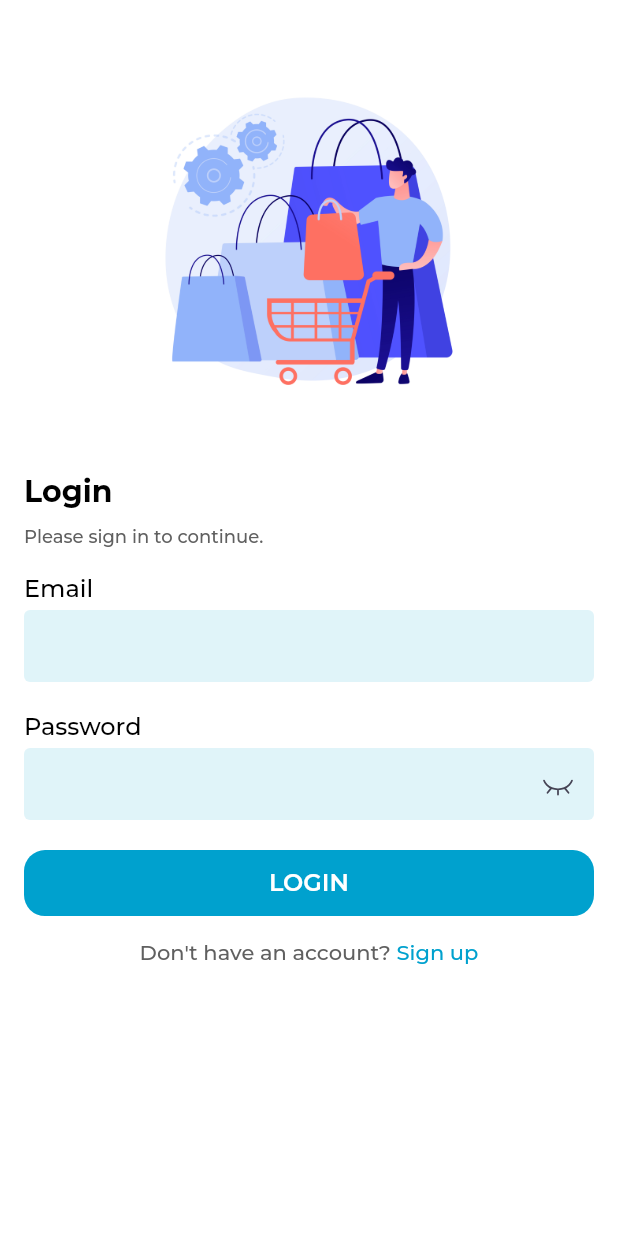
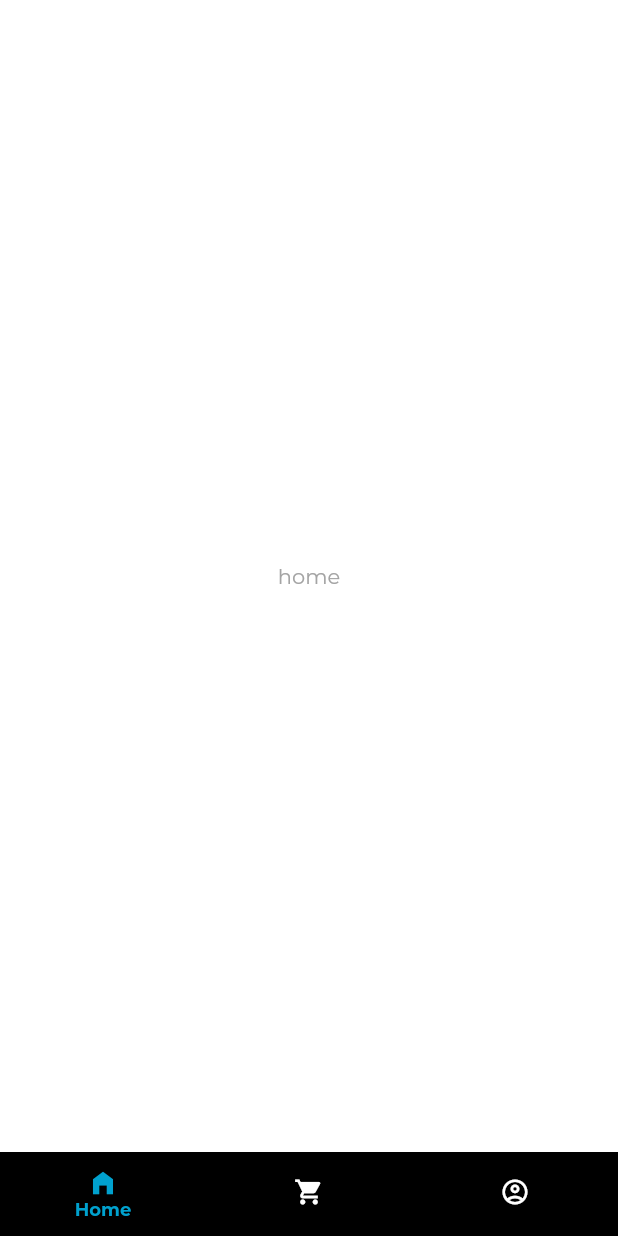
Before and after one commit to 0AbdElRahman-Mohamed0/notchy, a Flutter app: the LoginScreen screen opened directly, after a tap on "LOGIN", on a phone screen of 412 x 824 dp. Run offline on Flutter 3.47's test engine with Material 2 defaults, Android fonts, the phone set to English and light mode, and no system bars; our stand-ins replace flutter_svg, loading_indicator; missing offline and left inert: fl_country_code_picker, flrx_validator.

Commit message:
nav screen

```diff
--- a/lib/main.dart
+++ b/lib/main.dart
@@ -1,5 +1,6 @@
 import 'package:flutter/material.dart';
 import 'package:flutter/services.dart';
+import 'package:notchy/providers/navigation_index_provider.dart';
 import 'package:notchy/ui/screens/auth_screens/login_screen.dart';
 import 'package:notchy/utils/theme.dart';
 
@@ -23,12 +24,19 @@ class _MyAppState extends State<MyApp> {
   // This widget is the root of your application.
   @override
   Widget build(BuildContext context) {
-    return MaterialApp(
-      title: 'Notchy',
-      theme: NotchyTheme.getLightTheme(),
-      themeMode: ThemeMode.light,
-      debugShowCheckedModeBanner: false,
-      home: const LoginScreen(),
+    return MultiProvider(
+      providers: [
+        ChangeNotifierProvider<NavigationIndexProvider>(
+          create: (_) => NavigationIndexProvider(),
+        ),
+      ],
+      child: MaterialApp(
+        title: 'Notchy',
+        theme: NotchyTheme.getLightTheme(),
+        themeMode: ThemeMode.light,
+        debugShowCheckedModeBanner: false,
+        home: const LoginScreen(),
+      ),
     );
   }
 }
--- /dev/null
+++ b/lib/providers/navigation_index_provider.dart
@@ -0,0 +1,12 @@
+import 'package:flutter/material.dart';
+
+export 'package:provider/provider.dart';
+
+class NavigationIndexProvider extends ChangeNotifier {
+  int index = 0;
+
+  Future changeIndex(int newIndex) async{
+    index = newIndex;
+    notifyListeners();
+  }
+}
--- a/lib/ui/screens/auth_screens/login_screen.dart
+++ b/lib/ui/screens/auth_screens/login_screen.dart
@@ -3,6 +3,7 @@ import 'package:flutter/cupertino.dart';
 import 'package:flutter/material.dart';
 import 'package:flutter_svg/svg.dart';
 import 'package:notchy/ui/screens/auth_screens/registration_screen.dart';
+import 'package:notchy/ui/screens/nav_screen.dart';
 import 'package:notchy/ui/widget/custom_button.dart';
 import 'package:notchy/ui/widget/input_form_field.dart';
 
@@ -26,6 +27,12 @@ class _LoginScreenState extends State<LoginScreen> {
       return;
     }
     _formKey.currentState?.save();
+    Navigator.pushAndRemoveUntil(
+        context,
+        CupertinoPageRoute(
+          builder: (_) => const NavScreen(),
+        ),
+        (route) => false);
   }
 
   @override
--- a/lib/ui/screens/auth_screens/registration_screen.dart
+++ b/lib/ui/screens/auth_screens/registration_screen.dart
@@ -8,6 +8,7 @@ import 'package:flutter/services.dart';
 import 'package:flutter_svg/flutter_svg.dart';
 import 'package:notchy/models/address_model.dart';
 import 'package:notchy/models/name_model.dart';
+import 'package:notchy/ui/screens/nav_screen.dart';
 import 'package:notchy/ui/widget/custom_button.dart';
 import 'package:notchy/ui/widget/input_form_field.dart';
 import 'package:quiver/strings.dart';
@@ -39,6 +40,12 @@ class _RegistrationScreenState extends State<RegistrationScreen> {
     }
 
     _formKey.currentState?.save();
+    Navigator.pushAndRemoveUntil(
+        context,
+        CupertinoPageRoute(
+          builder: (_) => const NavScreen(),
+        ),
+        (route) => false);
   }
 
   @override
--- /dev/null
+++ b/lib/ui/screens/nav_screen.dart
@@ -0,0 +1,125 @@
+import 'package:flutter/material.dart';
+import 'package:notchy/providers/navigation_index_provider.dart';
+
+class NavScreen extends StatefulWidget {
+  const NavScreen({Key? key}) : super(key: key);
+
+  @override
+  State<NavScreen> createState() => _NavScreenState();
+}
+
+class _NavScreenState extends State<NavScreen> {
+  late List<Widget> _widgetOptions = <Widget>[];
+
+  @override
+  void initState() {
+    super.initState();
+    _widgetOptions = <Widget>[
+      const Center(
+        child: Text('home'),
+      ),
+      const Center(
+        child: Text('cart'),
+      ),
+      const Center(
+        child: Text('profile'),
+      ),
+    ];
+  }
+
+  @override
+  Widget build(BuildContext context) {
+    final index = context.watch<NavigationIndexProvider>().index;
+
+    return Scaffold(
+      body: _widgetOptions.elementAt(index),
+      bottomNavigationBar: Container(
+        // height: (MediaQuery.of(context).size.height * 90) / 812,
+        decoration: const BoxDecoration(
+          color: Color(0xFF2A292A),
+        ),
+        child: BottomNavigationBar(
+          backgroundColor: Theme.of(context).shadowColor,
+          elevation: 0.0,
+          iconSize: 24,
+          selectedFontSize: 10,
+          unselectedFontSize: 10,
+          type: BottomNavigationBarType.fixed,
+          showSelectedLabels: true,
+          showUnselectedLabels: false,
+          selectedLabelStyle: Theme.of(context)
+              .textTheme
+              .bodyLarge
+              ?.copyWith(fontSize: 12, fontWeight: FontWeight.w700),
+          fixedColor: Theme.of(context).primaryColor,
+          unselectedItemColor: Theme.of(context).scaffoldBackgroundColor,
+          unselectedLabelStyle: Theme.of(context)
+              .textTheme
+              .headlineLarge
+              ?.copyWith(fontSize: 12, fontWeight: FontWeight.w400),
+          items: [
+            BottomNavigationBarItem(
+              activeIcon: Container(
+                alignment: Alignment.center,
+                child: Icon(
+                  Icons.home_filled,
+                  size: 20,
+                  color: Theme.of(context).primaryColor,
+                ),
+              ),
+              icon: Container(
+                alignment: Alignment.center,
+                child: Icon(
+                  Icons.home_filled,
+                  size: 20,
+                  color: Theme.of(context).scaffoldBackgroundColor,
+                ),
+              ),
+              label: 'Home',
+            ),
+            BottomNavigationBarItem(
+              activeIcon: Container(
+                alignment: Alignment.center,
+                child: Icon(
+                  Icons.shopping_cart,
+                  size: 20,
+                  color: Theme.of(context).primaryColor,
+                ),
+              ),
+              icon: Icon(
+                Icons.shopping_cart,
+                size: 20,
+                color: Theme.of(context).scaffoldBackgroundColor,
+              ),
+              label: 'Cart',
+            ),
+            BottomNavigationBarItem(
+              activeIcon: Container(
+                alignment: Alignment.center,
+                child: Icon(
+                  Icons.account_circle_outlined,
+                  size: 20,
+                  color: Theme.of(context).primaryColor,
+                ),
+              ),
+              icon: Container(
+                alignment: Alignment.center,
+                child: Icon(
+                  Icons.account_circle_outlined,
+                  size: 20,
+                  color: Theme.of(context).scaffoldBackgroundColor,
+                ),
+              ),
+              label: 'Profile',
+            ),
+          ],
+          currentIndex: index,
+          onTap: (index) {
+            context.read<NavigationIndexProvider>().changeIndex(index);
+            if (mounted) setState(() {});
+          },
+        ),
+      ),
+    );
+  }
+}
```
